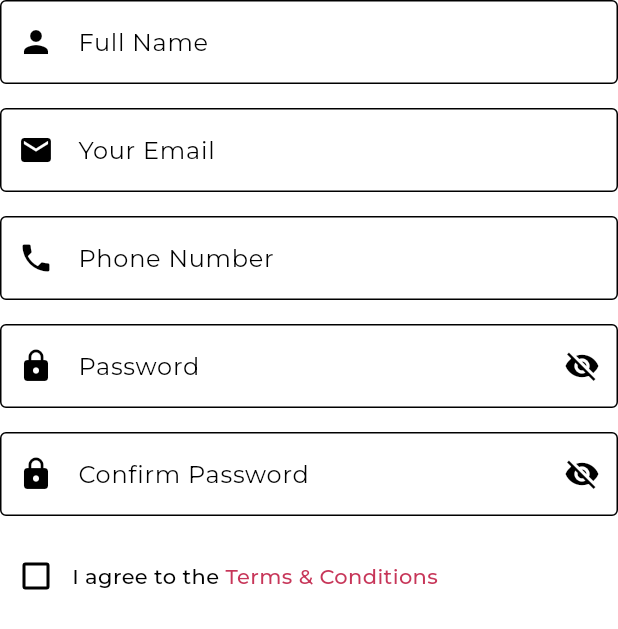
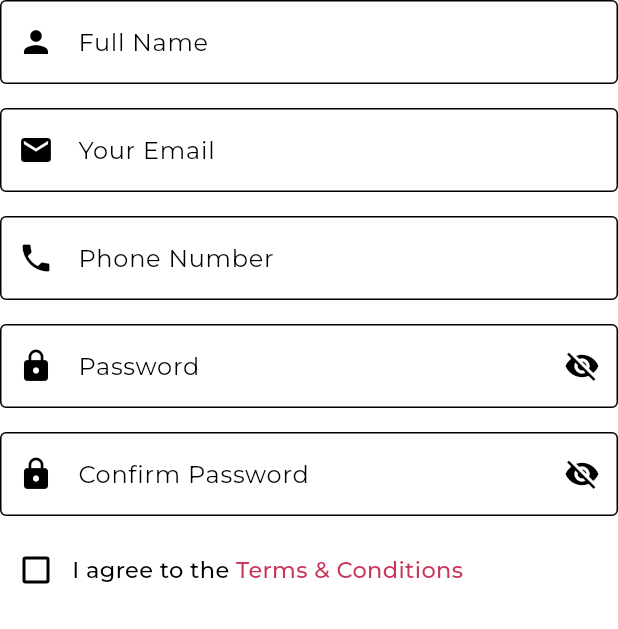
Before and after one commit to AlleTre-E-Commerce-Complex/alletre-flutter, a Flutter app: the SignupFormFields widget shown alone on an empty page, opened directly, on a phone screen of 412 x 824 dp. Shown: the top 629 px of the screen. Run offline on Flutter 3.47's test engine with Material 3 defaults, Android fonts, the phone set to English and light mode, and no system bars; our stand-ins replace carousel_slider, flutter_svg, slide_to_act.

Commit message:
style: sign up page modified

```diff
--- a/lib/view/screens/signup screen/signup_page.dart
+++ b/lib/view/screens/signup screen/signup_page.dart
@@ -38,7 +38,7 @@ class SignUpPage extends StatelessWidget {
                   SignUpTitle(),
                   SizedBox(height: 24),
                   SignupFormFields(),
-                  SizedBox(height: 16),
+                  SizedBox(height: 12),
                   SignupButtons(),
                 ],
               ),
--- a/lib/view/widgets/signup widgets/signup_form_fields.dart
+++ b/lib/view/widgets/signup widgets/signup_form_fields.dart
@@ -68,7 +68,7 @@ class SignupFormFields extends StatelessWidget {
             ),
           ),
         ),
-        const SizedBox(height: 16),
+        const SizedBox(height: 12),
         StatefulBuilder(
           builder: (BuildContext context, StateSetter setState) {
             return Row(
@@ -83,7 +83,7 @@ class SignupFormFields extends StatelessWidget {
                 ),
                 const Text(
                   'I agree to the ',
-                  style: TextStyle(fontSize: 14, color: onSecondaryColor, fontWeight: FontWeight.w500),
+                  style: TextStyle(fontSize: 15, color: onSecondaryColor, fontWeight: FontWeight.w500),
                 ),
                 GestureDetector(
                   onTap: () {
@@ -92,7 +92,7 @@ class SignupFormFields extends StatelessWidget {
                   child: const Text(
                     'Terms & Conditions',
                     style: TextStyle(
-                      fontSize: 14,
+                      fontSize: 15,
                       color: surfaceColor,
                       fontWeight: FontWeight.w500,
                       decorationColor: surfaceColor,
```
